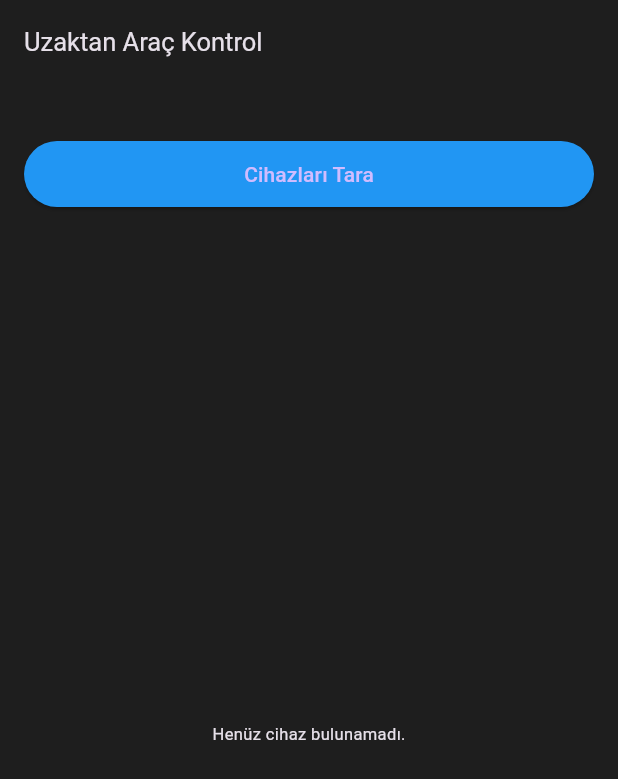
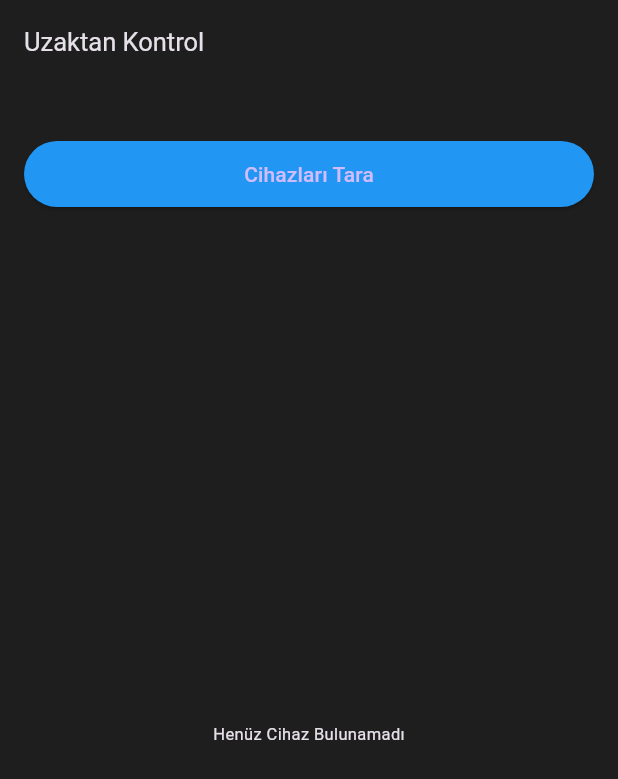
Before and after one commit to alinahmettekin/car-controller, a Flutter app: the HomeView screen opened directly, on a phone screen of 412 x 824 dp. Shown: the top 779 px of the screen. Run offline on Flutter 3.47's test engine with Material 3 defaults, Android fonts, the phone set to English and light mode, and no system bars; our stand-ins replace flutter_bluetooth_serial, shared_preferences; missing offline and left inert: flutter_joystick; accounts and stored records are empty.

Commit message:
text constants

```diff
--- a/lib/core/constants/text_constants.dart
+++ b/lib/core/constants/text_constants.dart
@@ -1,3 +1,10 @@
 class TextConstants {
-  static const a = "";
+  static const buttonOptionsText = "Tuş Ayarları";
+  static const inputValueText = "Değer Girin";
+  static const distanceControlText = "Uzaktan Kontrol";
+  static const scanDevicesText = "Cihazları Tara";
+  static const scanningText = "Taranıyor...";
+  static const noDevicesText = "Henüz Cihaz Bulunamadı";
+  static const unknownDevice = "Bilinmeyen Cihaz";
+  static const controlLabel = "Kontrol";
 }
--- a/lib/view/control/control_view.dart
+++ b/lib/view/control/control_view.dart
@@ -1,3 +1,4 @@
+import 'package:carcontrol_mobx/core/constants/text_constants.dart';
 import 'package:carcontrol_mobx/view/control/control_view_model.dart';
 import 'package:flutter/material.dart';
 import 'package:flutter/services.dart';
@@ -70,7 +71,7 @@ class _ControlViewState extends State<ControlView> {
       appBar: AppBar(
         backgroundColor: const Color(0xFF1E1E1E),
         title: Text(
-          '${widget.device.name} Kontrol',
+          '${widget.device.name} ${TextConstants.controlLabel}',
           style: const TextStyle(fontSize: 17),
         ),
         actions: [
--- a/lib/view/home/home_view.dart
+++ b/lib/view/home/home_view.dart
@@ -1,5 +1,6 @@
 import 'dart:developer';
 
+import 'package:carcontrol_mobx/core/constants/text_constants.dart';
 import 'package:carcontrol_mobx/core/helper/dialog_helper.dart';
 import 'package:carcontrol_mobx/core/helper/route_helper.dart';
 import 'package:carcontrol_mobx/view/control/control_view.dart';
@@ -38,7 +39,7 @@ class _HomeViewState extends State<HomeView> with SingleTickerProviderStateMixin
     return Scaffold(
       appBar: AppBar(
         title: const Text(
-          'Uzaktan Araç Kontrol',
+          TextConstants.distanceControlText,
           style: TextStyle(fontSize: 17),
         ),
         backgroundColor: Colors.transparent,
@@ -78,10 +79,10 @@ class _HomeViewState extends State<HomeView> with SingleTickerProviderStateMixin
                                   child: const Icon(Icons.refresh),
                                 ),
                                 const SizedBox(width: 10),
-                                const Text('Taranıyor...'),
+                                const Text(TextConstants.scanningText),
                               ],
                             )
-                          : const Text('Cihazları Tara'),
+                          : const Text(TextConstants.scanDevicesText),
                     ),
                   );
                 },
@@ -92,7 +93,7 @@ class _HomeViewState extends State<HomeView> with SingleTickerProviderStateMixin
                   return Expanded(
                     child: value.devices.isEmpty
                         ? const Center(
-                            child: Text('Henüz cihaz bulunamadı.'),
+                            child: Text(TextConstants.noDevicesText),
                           )
                         : ListView.builder(
                             itemCount: value.devices.length,
@@ -102,7 +103,7 @@ class _HomeViewState extends State<HomeView> with SingleTickerProviderStateMixin
                                 margin: const EdgeInsets.symmetric(vertical: 8, horizontal: 4),
                                 child: ListTile(
                                   leading: const Icon(Icons.bluetooth, color: Colors.blue),
-                                  title: Text(value.devices[index].name ?? 'Bilinmeyen Cihaz'),
+                                  title: Text(value.devices[index].name ?? TextConstants.unknownDevice),
                                   subtitle: Text(value.devices[index].address),
                                   trailing: const Icon(Icons.arrow_forward_ios),
                                   onTap: () {
--- a/lib/view/settings/settings_view.dart
+++ b/lib/view/settings/settings_view.dart
@@ -1,3 +1,4 @@
+import 'package:carcontrol_mobx/core/constants/text_constants.dart';
 import 'package:carcontrol_mobx/view/settings/settings_view_model.dart';
 import 'package:flutter/material.dart';
 import 'package:provider/provider.dart';
@@ -49,7 +50,7 @@ class _SettingsViewState extends State<SettingsView> {
   Widget build(BuildContext context) {
     return Scaffold(
       appBar: AppBar(
-        title: const Text('Tuş Ayarları'),
+        title: const Text(TextConstants.buttonOptionsText),
         leading: Consumer<SettingsViewModel>(
           builder: (context, value, child) => IconButton(
             icon: const Icon(Icons.arrow_back),
@@ -71,7 +72,7 @@ class _SettingsViewState extends State<SettingsView> {
                 child: TextField(
                   controller: ref.controllers[key],
                   decoration: const InputDecoration(
-                    hintText: 'Değer girin',
+                    hintText: TextConstants.inputValueText,
                   ),
                   onChanged: (value) {
                     ref.buttonOptions[key] = value;
```
